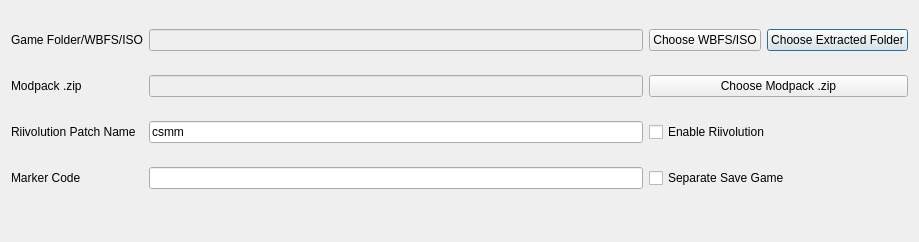
Before: the Qt Designer form quicksetupdialog.ui in FortuneStreetModding/csmm-qt, drawn with Qt 5.
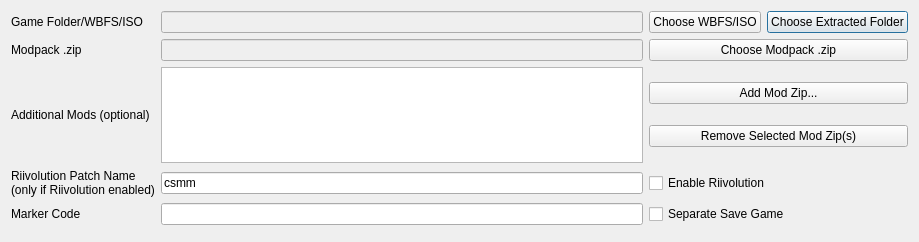
After: the same form once the commit is applied.

Commit message: add ability to choose/load additional mods for quick setup

The edit to the form file:
```diff
--- a/quicksetupdialog.ui
+++ b/quicksetupdialog.ui
@@ -20,34 +20,30 @@
    <bool>true</bool>
   </property>
   <layout class="QGridLayout" name="gridLayout">
-   <item row="3" column="2" colspan="2">
-    <widget class="QCheckBox" name="separateSaveGame">
-     <property name="text">
-      <string>Separate Save Game</string>
-     </property>
-    </widget>
-   </item>
-   <item row="1" column="0">
-    <widget class="QLabel" name="label_2">
-     <property name="text">
-      <string>Modpack .zip</string>
-     </property>
-    </widget>
-   </item>
-   <item row="2" column="1">
-    <widget class="QLineEdit" name="riivolutionPatchName">
-     <property name="text">
-      <string>csmm</string>
-     </property>
-    </widget>
-   </item>
-   <item row="2" column="2" colspan="2">
+   <item row="5" column="2" colspan="2">
     <widget class="QCheckBox" name="enableRiivolution">
      <property name="text">
       <string>Enable Riivolution</string>
      </property>
     </widget>
    </item>
+   <item row="0" column="1">
+    <widget class="QLineEdit" name="inputGameLoc">
+     <property name="enabled">
+      <bool>false</bool>
+     </property>
+    </widget>
+   </item>
+   <item row="4" column="0">
+    <widget class="QLabel" name="additionalModLabel">
+     <property name="enabled">
+      <bool>true</bool>
+     </property>
+     <property name="text">
+      <string>Additional Mods (optional)</string>
+     </property>
+    </widget>
+   </item>
    <item row="0" column="3">
     <widget class="QPushButton" name="chooseInputGameFolder">
      <property name="text">
@@ -55,45 +51,10 @@
      </property>
     </widget>
    </item>
-   <item row="3" column="0">
-    <widget class="QLabel" name="label_5">
-     <property name="text">
-      <string>Marker Code</string>
-     </property>
-    </widget>
+   <item row="4" column="1">
+    <widget class="QListWidget" name="additionalMods"/>
    </item>
-   <item row="3" column="1">
-    <widget class="QLineEdit" name="markerCode"/>
-   </item>
-   <item row="0" column="1">
-    <widget class="QLineEdit" name="inputGameLoc">
-     <property name="enabled">
-      <bool>false</bool>
-     </property>
-    </widget>
-   </item>
-   <item row="0" column="0">
-    <widget class="QLabel" name="label">
-     <property name="text">
-      <string>Game Folder/WBFS/ISO</string>
-     </property>
-    </widget>
-   </item>
-   <item row="2" column="0">
-    <widget class="QLabel" name="riivolutionPatchNameLabel">
-     <property name="text">
-      <string>Riivolution Patch Name</string>
-     </property>
-    </widget>
-   </item>
-   <item row="1" column="2" colspan="2">
-    <widget class="QPushButton" name="chooseModpackZip">
-     <property name="text">
-      <string>Choose Modpack .zip</string>
-     </property>
-    </widget>
-   </item>
-   <item row="4" column="0" colspan="4">
+   <item row="7" column="0" colspan="4">
     <widget class="QDialogButtonBox" name="buttonBox">
      <property name="enabled">
       <bool>true</bool>
@@ -106,6 +67,20 @@
      </property>
     </widget>
    </item>
+   <item row="1" column="0">
+    <widget class="QLabel" name="label_2">
+     <property name="text">
+      <string>Modpack .zip</string>
+     </property>
+    </widget>
+   </item>
+   <item row="6" column="0">
+    <widget class="QLabel" name="label_5">
+     <property name="text">
+      <string>Marker Code</string>
+     </property>
+    </widget>
+   </item>
    <item row="0" column="2">
     <widget class="QPushButton" name="chooseInputWbfsIso">
      <property name="text">
@@ -113,6 +88,13 @@
      </property>
     </widget>
    </item>
+   <item row="1" column="2" colspan="2">
+    <widget class="QPushButton" name="chooseModpackZip">
+     <property name="text">
+      <string>Choose Modpack .zip</string>
+     </property>
+    </widget>
+   </item>
    <item row="1" column="1">
     <widget class="QLineEdit" name="modpackZip">
      <property name="enabled">
@@ -120,6 +102,56 @@
      </property>
     </widget>
    </item>
+   <item row="6" column="1">
+    <widget class="QLineEdit" name="markerCode"/>
+   </item>
+   <item row="5" column="1">
+    <widget class="QLineEdit" name="riivolutionPatchName">
+     <property name="text">
+      <string>csmm</string>
+     </property>
+    </widget>
+   </item>
+   <item row="6" column="2" colspan="2">
+    <widget class="QCheckBox" name="separateSaveGame">
+     <property name="text">
+      <string>Separate Save Game</string>
+     </property>
+    </widget>
+   </item>
+   <item row="0" column="0">
+    <widget class="QLabel" name="label">
+     <property name="text">
+      <string>Game Folder/WBFS/ISO</string>
+     </property>
+    </widget>
+   </item>
+   <item row="5" column="0">
+    <widget class="QLabel" name="riivolutionPatchNameLabel">
+     <property name="text">
+      <string>Riivolution Patch Name
+(only if Riivolution enabled)</string>
+     </property>
+    </widget>
+   </item>
+   <item row="4" column="2" colspan="2">
+    <layout class="QVBoxLayout" name="additionalModButtons">
+     <item>
+      <widget class="QPushButton" name="addModZip">
+       <property name="text">
+        <string>Add Mod Zip...</string>
+       </property>
+      </widget>
+     </item>
+     <item>
+      <widget class="QPushButton" name="removeModZip">
+       <property name="text">
+        <string>Remove Selected Mod Zip(s)</string>
+       </property>
+      </widget>
+     </item>
+    </layout>
+   </item>
   </layout>
  </widget>
  <resources/>
```
The commit also changes 6 other files.
